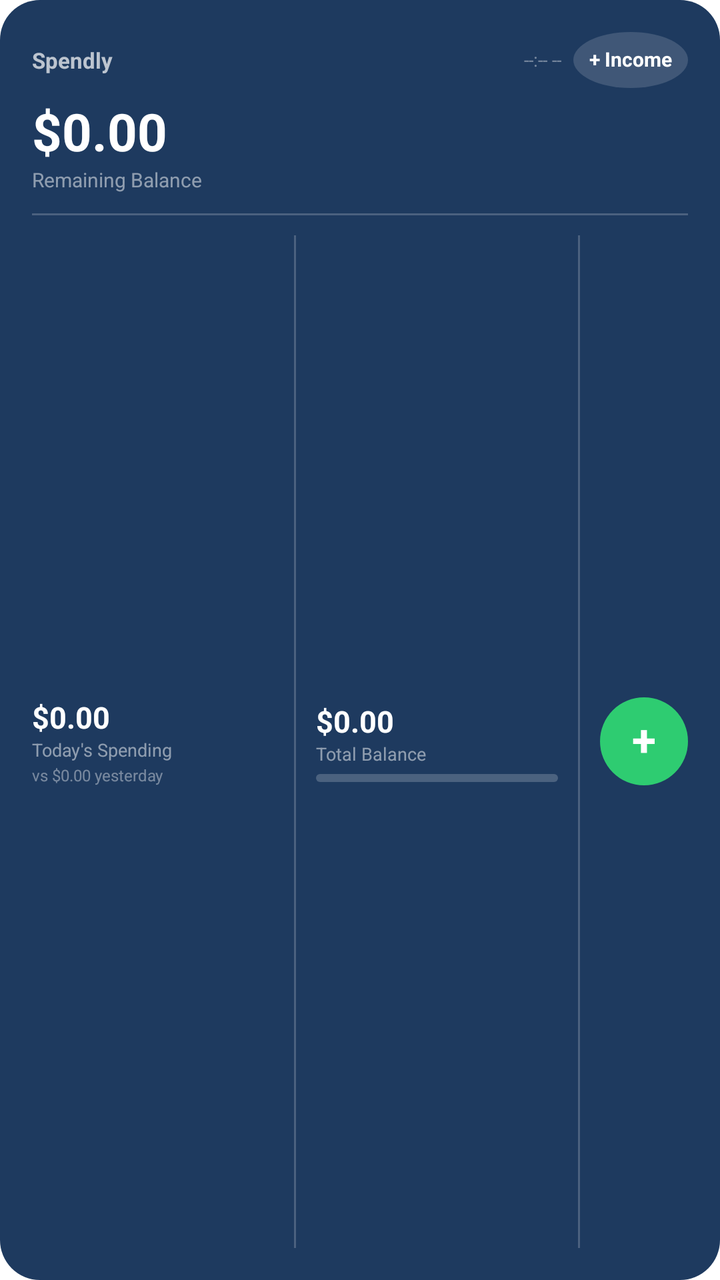
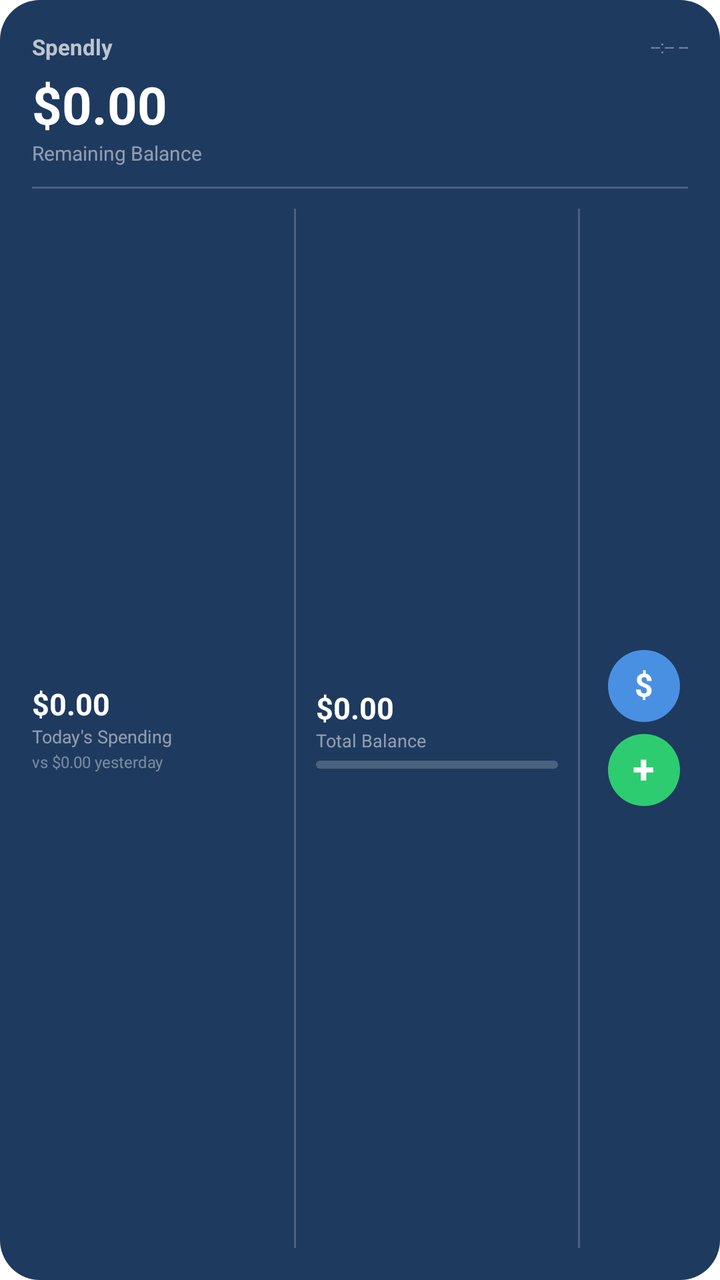

Compare the two renders of this Android layout. The source of the first and the diff that turns it into the second are given below.
<!-- AndroidManifest.xml: fallback theme Theme.MaterialComponents.DayNight.NoActionBar -->
<!-- res/layout/spendly_widget.xml -->
<?xml version="1.0" encoding="utf-8"?>
<LinearLayout
    xmlns:android="http://schemas.android.com/apk/res/android"
    android:layout_width="match_parent"
    android:layout_height="match_parent"
    android:orientation="vertical"
    android:background="@drawable/widget_background"
    android:padding="16dp">

    
    <LinearLayout
        android:layout_width="match_parent"
        android:layout_height="wrap_content"
        android:orientation="horizontal"
        android:gravity="center_vertical">

        <TextView
            android:id="@+id/widget_app_name"
            android:layout_width="0dp"
            android:layout_height="wrap_content"
            android:layout_weight="1"
            android:text="Spendly"
            android:textColor="#B3FFFFFF"
            android:textSize="11sp"
            android:textStyle="bold"/>

        <TextView
            android:id="@+id/widget_last_updated"
            android:layout_width="wrap_content"
            android:layout_height="wrap_content"
            android:text="--:-- --"
            android:textColor="#66FFFFFF"
            android:textSize="9sp"/>

        <LinearLayout
            android:id="@+id/widget_income_btn"
            android:layout_width="wrap_content"
            android:layout_height="28dp"
            android:layout_marginStart="6dp"
            android:orientation="horizontal"
            android:gravity="center"
            android:paddingStart="8dp"
            android:paddingEnd="8dp"
            android:background="@drawable/widget_refresh_button"
            android:clickable="true">

            <TextView
                android:layout_width="wrap_content"
                android:layout_height="wrap_content"
                android:text="+ Income"
                android:textColor="#FFFFFF"
                android:textSize="10sp"
                android:textStyle="bold"
                android:includeFontPadding="false"/>

        </LinearLayout>

    </LinearLayout>

    
    <TextView
        android:id="@+id/widget_remaining"
        android:layout_width="match_parent"
        android:layout_height="wrap_content"
        android:layout_marginTop="4dp"
        android:text="$0.00"
        android:textColor="#FFFFFF"
        android:textSize="26sp"
        android:textStyle="bold"/>

    <TextView
        android:id="@+id/widget_remaining_label"
        android:layout_width="match_parent"
        android:layout_height="wrap_content"
        android:text="Remaining Balance"
        android:textColor="#80FFFFFF"
        android:textSize="10sp"
        android:layout_marginBottom="10dp"/>

    
    <FrameLayout
        android:layout_width="match_parent"
        android:layout_height="1dp"
        android:background="#33FFFFFF"
        android:layout_marginBottom="10dp"/>

    
    <LinearLayout
        android:layout_width="match_parent"
        android:layout_height="0dp"
        android:layout_weight="1"
        android:orientation="horizontal"
        android:gravity="center_vertical">

        
        <LinearLayout
            android:layout_width="0dp"
            android:layout_height="wrap_content"
            android:layout_weight="1"
            android:orientation="vertical">

            
            <LinearLayout
                android:layout_width="wrap_content"
                android:layout_height="wrap_content"
                android:orientation="horizontal"
                android:gravity="center_vertical">

                <TextView
                    android:id="@+id/widget_today_spent"
                    android:layout_width="wrap_content"
                    android:layout_height="wrap_content"
                    android:text="$0.00"
                    android:textColor="#FFFFFF"
                    android:textSize="15sp"
                    android:textStyle="bold"/>

                
                <TextView
                    android:id="@+id/widget_trend"
                    android:layout_width="wrap_content"
                    android:layout_height="wrap_content"
                    android:layout_marginStart="4dp"
                    android:text=""
                    android:textSize="11sp"
                    android:textStyle="bold"/>

            </LinearLayout>

            <TextView
                android:layout_width="wrap_content"
                android:layout_height="wrap_content"
                android:text="Today's Spending"
                android:textColor="#80FFFFFF"
                android:textSize="9sp"/>

            
            <TextView
                android:id="@+id/widget_yesterday"
                android:layout_width="wrap_content"
                android:layout_height="wrap_content"
                android:text="vs $0.00 yesterday"
                android:textColor="#66FFFFFF"
                android:textSize="8sp"
                android:layout_marginTop="1dp"/>

        </LinearLayout>

        
        <FrameLayout
            android:layout_width="1dp"
            android:layout_height="match_parent"
            android:background="#33FFFFFF"
            android:layout_marginStart="10dp"
            android:layout_marginEnd="10dp"/>

        
        <LinearLayout
            android:layout_width="0dp"
            android:layout_height="wrap_content"
            android:layout_weight="1"
            android:orientation="vertical">

            <TextView
                android:id="@+id/widget_balance"
                android:layout_width="wrap_content"
                android:layout_height="wrap_content"
                android:text="$0.00"
                android:textColor="#FFFFFF"
                android:textSize="15sp"
                android:textStyle="bold"/>

            <TextView
                android:layout_width="wrap_content"
                android:layout_height="wrap_content"
                android:text="Total Balance"
                android:textColor="#80FFFFFF"
                android:textSize="9sp"/>

            
            <ProgressBar
                android:id="@+id/widget_budget_bar"
                style="@android:style/Widget.ProgressBar.Horizontal"
                android:layout_width="match_parent"
                android:layout_height="4dp"
                android:layout_marginTop="4dp"
                android:max="100"
                android:progress="0"
                android:progressTint="#2ECC71"
                android:progressBackgroundTint="#33FFFFFF"/>

        </LinearLayout>

        
        <FrameLayout
            android:layout_width="1dp"
            android:layout_height="match_parent"
            android:background="#33FFFFFF"
            android:layout_marginStart="10dp"
            android:layout_marginEnd="10dp"/>

        
        <LinearLayout
            android:id="@+id/widget_add_btn"
            android:layout_width="44dp"
            android:layout_height="44dp"
            android:orientation="vertical"
            android:gravity="center"
            android:background="@drawable/widget_add_button"
            android:clickable="true">

            <TextView
                android:layout_width="wrap_content"
                android:layout_height="wrap_content"
                android:text="+"
                android:textColor="#FFFFFF"
                android:textSize="22sp"
                android:textStyle="bold"
                android:includeFontPadding="false"/>

        </LinearLayout>

    </LinearLayout>

</LinearLayout>
<!-- resources referenced by this layout -->
<resources>
  <!-- drawable widget_add_button (drawable) -->
  <?xml version="1.0" encoding="utf-8"?>
  <shape xmlns:android="http://schemas.android.com/apk/res/android"
      android:shape="oval">
      <solid android:color="#2ECC71"/>
  </shape>
  <!-- drawable widget_background (drawable) -->
  <?xml version="1.0" encoding="utf-8"?>
  <shape xmlns:android="http://schemas.android.com/apk/res/android"
      android:shape="rectangle">
      <solid android:color="#1E3A5F"/>
      <corners android:radius="20dp"/>
  </shape>
  <!-- drawable widget_refresh_button (drawable) -->
  <?xml version="1.0" encoding="utf-8"?>
  <shape xmlns:android="http://schemas.android.com/apk/res/android"
      android:shape="oval">
      <solid android:color="#26FFFFFF"/>
  </shape>
</resources>

<!-- the commit's change to res/layout/spendly_widget.xml (unified diff, before → after) -->
@@ -31,29 +31,6 @@
             android:text="--:-- --"
             android:textColor="#66FFFFFF"
             android:textSize="9sp"/>
-
-        <LinearLayout
-            android:id="@+id/widget_income_btn"
-            android:layout_width="wrap_content"
-            android:layout_height="28dp"
-            android:layout_marginStart="6dp"
-            android:orientation="horizontal"
-            android:gravity="center"
-            android:paddingStart="8dp"
-            android:paddingEnd="8dp"
-            android:background="@drawable/widget_refresh_button"
-            android:clickable="true">
-
-            <TextView
-                android:layout_width="wrap_content"
-                android:layout_height="wrap_content"
-                android:text="+ Income"
-                android:textColor="#FFFFFF"
-                android:textSize="10sp"
-                android:textStyle="bold"
-                android:includeFontPadding="false"/>
-
-        </LinearLayout>
 
     </LinearLayout>
 
@@ -201,22 +178,51 @@
 
         
         <LinearLayout
-            android:id="@+id/widget_add_btn"
             android:layout_width="44dp"
-            android:layout_height="44dp"
+            android:layout_height="match_parent"
             android:orientation="vertical"
-            android:gravity="center"
-            android:background="@drawable/widget_add_button"
-            android:clickable="true">
-
-            <TextView
-                android:layout_width="wrap_content"
-                android:layout_height="wrap_content"
-                android:text="+"
-                android:textColor="#FFFFFF"
-                android:textSize="22sp"
-                android:textStyle="bold"
-                android:includeFontPadding="false"/>
+            android:gravity="center">
+
+            <LinearLayout
+                android:id="@+id/widget_income_btn"
+                android:layout_width="36dp"
+                android:layout_height="36dp"
+                android:orientation="vertical"
+                android:gravity="center"
+                android:background="@drawable/widget_income_button"
+                android:clickable="true">
+
+                <TextView
+                    android:layout_width="wrap_content"
+                    android:layout_height="wrap_content"
+                    android:text="$"
+                    android:textColor="#FFFFFF"
+                    android:textSize="16sp"
+                    android:textStyle="bold"
+                    android:includeFontPadding="false"/>
+
+            </LinearLayout>
+
+            <LinearLayout
+                android:id="@+id/widget_add_btn"
+                android:layout_width="36dp"
+                android:layout_height="36dp"
+                android:layout_marginTop="6dp"
+                android:orientation="vertical"
+                android:gravity="center"
+                android:background="@drawable/widget_add_button"
+                android:clickable="true">
+
+                <TextView
+                    android:layout_width="wrap_content"
+                    android:layout_height="wrap_content"
+                    android:text="+"
+                    android:textColor="#FFFFFF"
+                    android:textSize="20sp"
+                    android:textStyle="bold"
+                    android:includeFontPadding="false"/>
+
+            </LinearLayout>
 
         </LinearLayout>
 
<!-- resource entries referenced after the edit -->
@@ -13,11 +13,11 @@
       <solid android:color="#1E3A5F"/>
       <corners android:radius="20dp"/>
   </shape>
-  <!-- drawable widget_refresh_button (drawable) -->
+  <!-- drawable widget_income_button (drawable) -->
   <?xml version="1.0" encoding="utf-8"?>
   <shape xmlns:android="http://schemas.android.com/apk/res/android"
       android:shape="oval">
-      <solid android:color="#26FFFFFF"/>
+      <solid android:color="#4A90E2"/>
   </shape>
 </resources>
 
